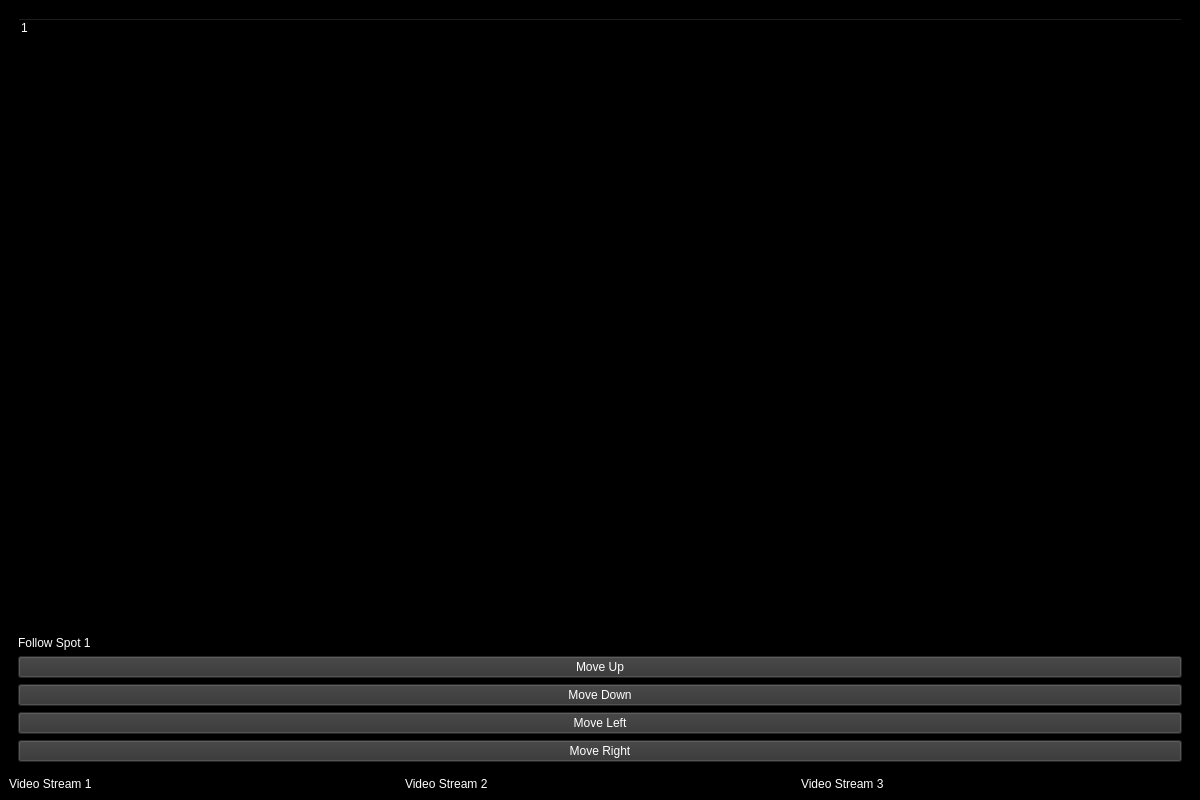
Before: the Qt Designer form camui.ui in Stavro-Purdie/Universal-Digital-Visual-Follow-Spot-Interfacing-System, drawn with Qt 5.
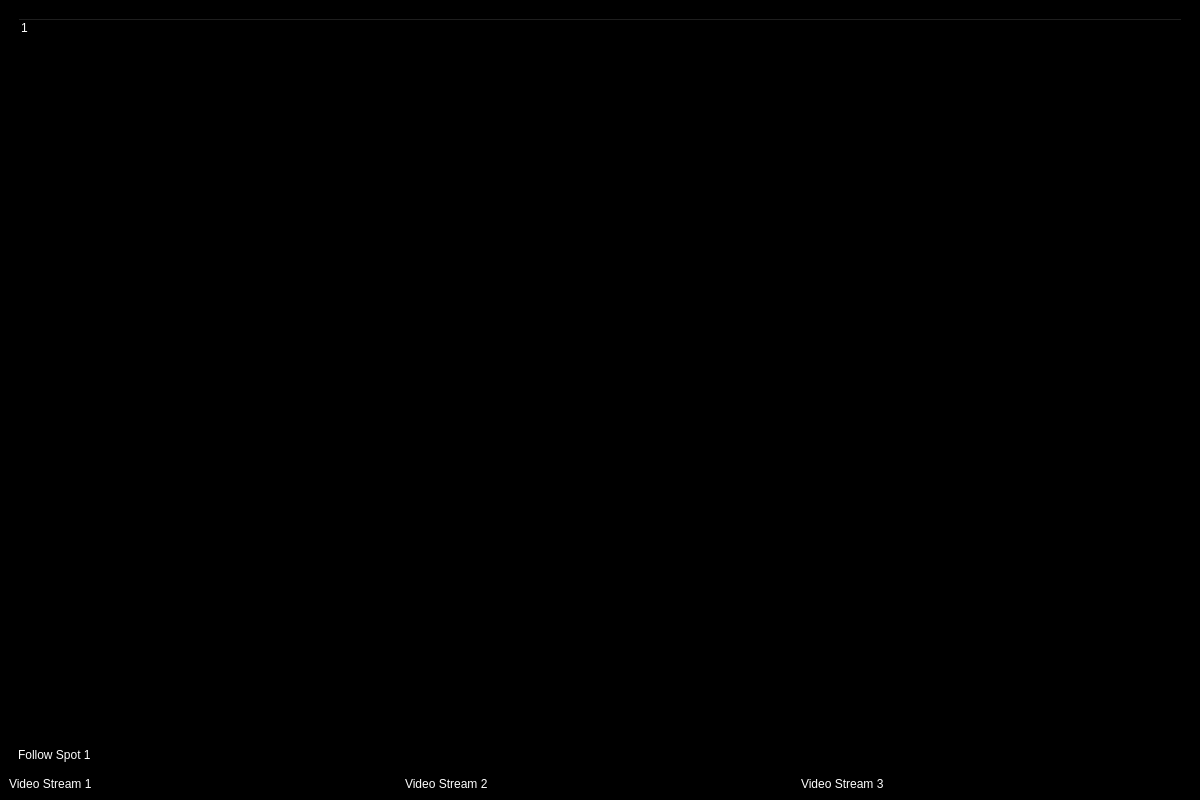
After: the same form once the commit is applied.

Commit message: diagnosed an issue where the camera would shrink and cut off the area that it shrunk by. I have fixed this however a new issue has arisen, when the program is started the camera is really small.

What changed in the file:
```diff
--- a/camui.ui
+++ b/camui.ui
@@ -50,54 +50,6 @@
           </property>
          </widget>
         </item>
-        <item>
-         <widget class="QPushButton" name="moveUpButton1">
-          <property name="styleSheet">
-           <string>
-            background-color: #333; color: white;
-           </string>
-          </property>
-          <property name="text">
-           <string>Move Up</string>
-          </property>
-         </widget>
-        </item>
-        <item>
-         <widget class="QPushButton" name="moveDownButton1">
-          <property name="styleSheet">
-           <string>
-            background-color: #333; color: white;
-           </string>
-          </property>
-          <property name="text">
-           <string>Move Down</string>
-          </property>
-         </widget>
-        </item>
-        <item>
-         <widget class="QPushButton" name="moveLeftButton1">
-          <property name="styleSheet">
-           <string>
-            background-color: #333; color: white;
-           </string>
-          </property>
-          <property name="text">
-           <string>Move Left</string>
-          </property>
-         </widget>
-        </item>
-        <item>
-         <widget class="QPushButton" name="moveRightButton1">
-          <property name="styleSheet">
-           <string>
-            background-color: #333; color: white;
-           </string>
-          </property>
-          <property name="text">
-           <string>Move Right</string>
-          </property>
-         </widget>
-        </item>
        </layout>
       </widget>
       <widget class="QWidget" name="spotControl2">
```
The commit also changes 1 other file.
